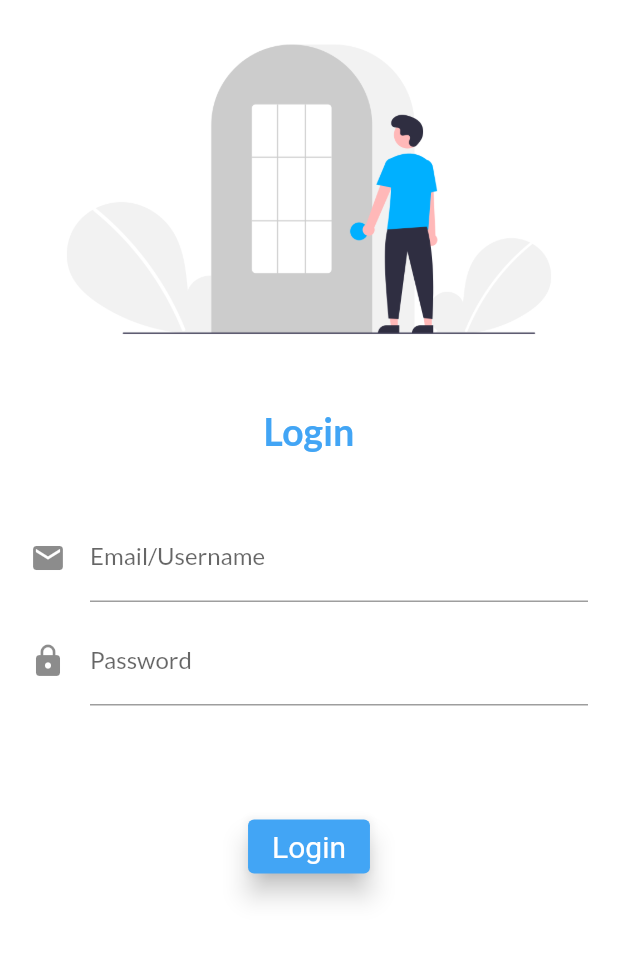
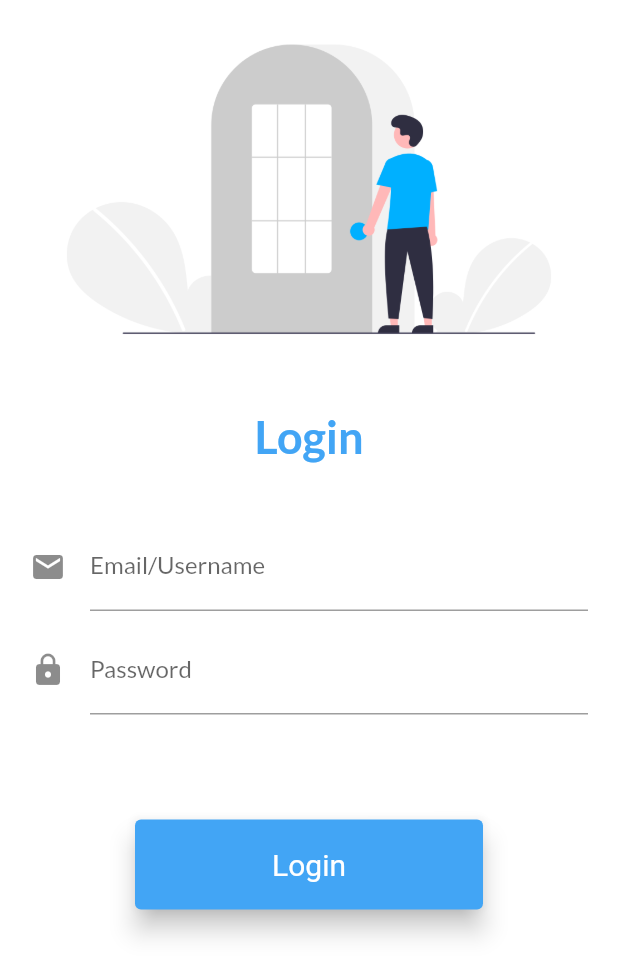
Before and after one commit to arunsingh28/flutter-app-ui, a Flutter app: the LoginPage widget shown alone on an empty page, opened directly, on a phone screen of 412 x 824 dp. Shown: the top 973 px of the screen. Run offline on Flutter 3.47's test engine with Material 2 defaults, Android fonts, the phone set to English and light mode, and no system bars; our stand-ins replace google_fonts.

Commit message:
routing from login to home

```diff
--- a/lib/main.dart
+++ b/lib/main.dart
@@ -1,3 +1,4 @@
+import 'package:first_app/utils/routes.dart';
 import 'package:flutter/material.dart';
 import 'pages/home_page.dart';
 import 'pages/login_page.dart';
@@ -21,8 +22,8 @@ class MyApp extends StatelessWidget {
       ),
       // routing is provided by the MaterialApp widget
       routes: {
-        // "/": (context) => HomePage(),
-        "/": (context) => LoginPage(),
+        MyRoutes.homeRoute: (context) => HomePage(),
+        MyRoutes.loginRoute: (context) => LoginPage(),
       },
     );
   }
--- a/lib/pages/login_page.dart
+++ b/lib/pages/login_page.dart
@@ -1,3 +1,4 @@
+import 'package:first_app/utils/routes.dart';
 import 'package:flutter/material.dart';
 
 class LoginPage extends StatelessWidget {
@@ -5,17 +6,21 @@ class LoginPage extends StatelessWidget {
   Widget build(BuildContext context) {
     return Material(
         color: Colors.white,
+        child: SingleChildScrollView(
           child: Column(
             children: [
               // Image.network(
               //     "https://ouch-cdn2.icons8.com/wRCTCTzmiqQDscR1DIElpWT4a7cb5NyPJYUVKgUx2oo/rs:fit:1216:912/czM6Ly9pY29uczgu/b3VjaC1wcm9kLmFz/c2V0cy9zdmcvMTky/Lzc5NWMyY2VlLWIx/MzAtNDMyOS1hZTdj/LTc2ZDY5MmVlMWNm/Ny5zdmc.png",
               //     fit: BoxFit.cover),
-            Image.asset("assets/images/login.png", fit: BoxFit.cover),
+              Image.asset(
+                "assets/images/login.png",
+                fit: BoxFit.cover,
+              ),
               SizedBox(height: 20),
               Text(
                 "Login",
                 style: TextStyle(
-                  fontSize: 25,
+                    fontSize: 30,
                     fontWeight: FontWeight.bold,
                     color: Colors.blue[400]),
               ),
@@ -54,10 +59,11 @@ class LoginPage extends StatelessWidget {
                       padding: const EdgeInsets.all(70.0),
                       child: ElevatedButton(
                         onPressed: () {
-                        print('button press');
+                          Navigator.pushNamed(context, MyRoutes.homeRoute);
                         },
                         style: ElevatedButton.styleFrom(
                             primary: Colors.blue[400],
+                            minimumSize: Size(500, 60),
                             onSurface: Colors.grey,
                             // text color
                             onPrimary: Colors.white,
@@ -71,6 +77,7 @@ class LoginPage extends StatelessWidget {
                 ),
               )
             ],
+          ),
         ));
   }
 }
--- /dev/null
+++ b/lib/utils/routes.dart
@@ -0,0 +1,4 @@
+class MyRoutes {
+  static String loginRoute = "/login";
+  static String homeRoute = "/";
+}
```
Lines whose indentation alone changed are shown as unchanged.
